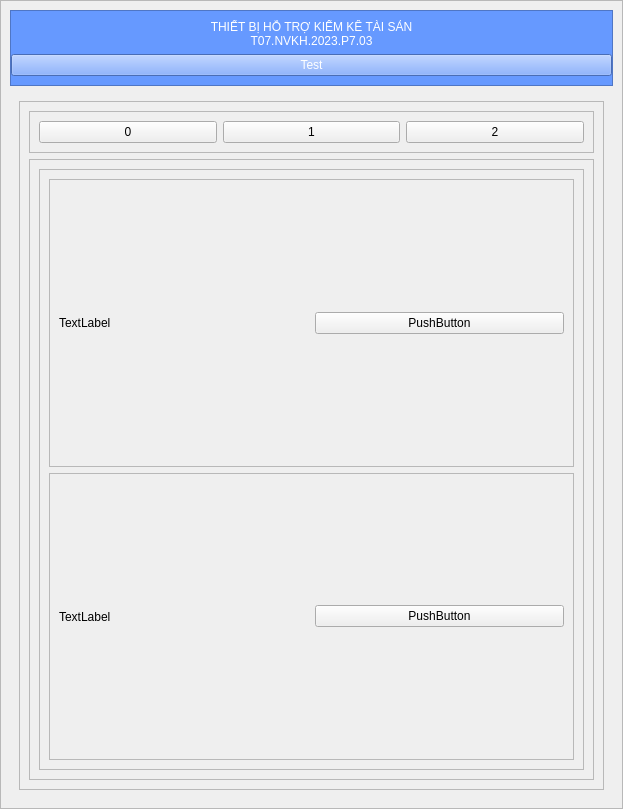
Qyt0109/KiemKeTaiSan, file Frontend/Design/design.ui: the form before one commit.
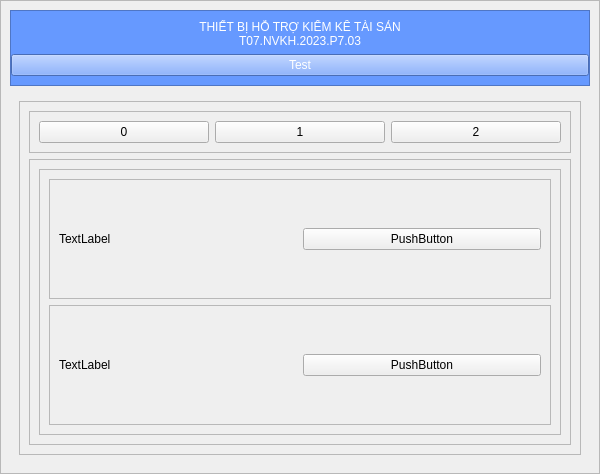
The form after the commit.

Diff of the .ui file:
```diff
--- a/Frontend/Design/design.ui
+++ b/Frontend/Design/design.ui
@@ -6,8 +6,8 @@
    <rect>
     <x>0</x>
     <y>0</y>
-    <width>623</width>
-    <height>809</height>
+    <width>600</width>
+    <height>474</height>
    </rect>
   </property>
   <property name="windowTitle">
@@ -1058,8 +1058,8 @@
                   <rect>
                    <x>0</x>
                    <y>0</y>
-                   <width>545</width>
-                   <height>569</height>
+                   <width>522</width>
+                   <height>234</height>
                   </rect>
                  </property>
                  <layout class="QVBoxLayout" name="verticalLayout_22">
```
Left out of the diff: 10 changed lines with no effect on the pictures.
